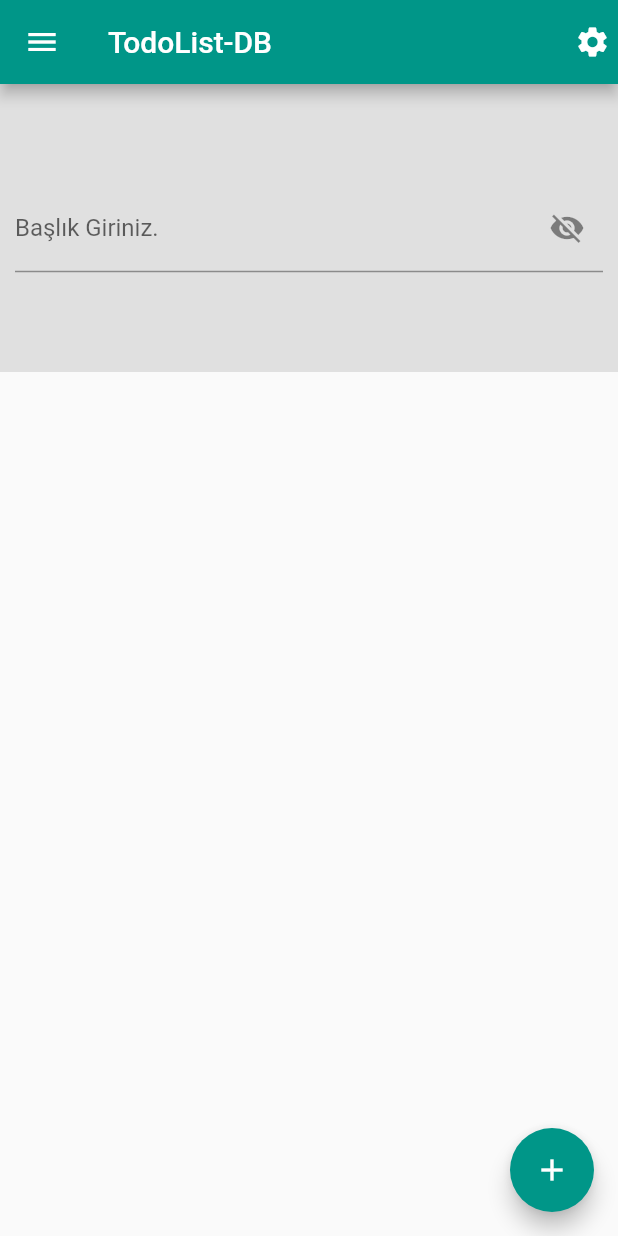
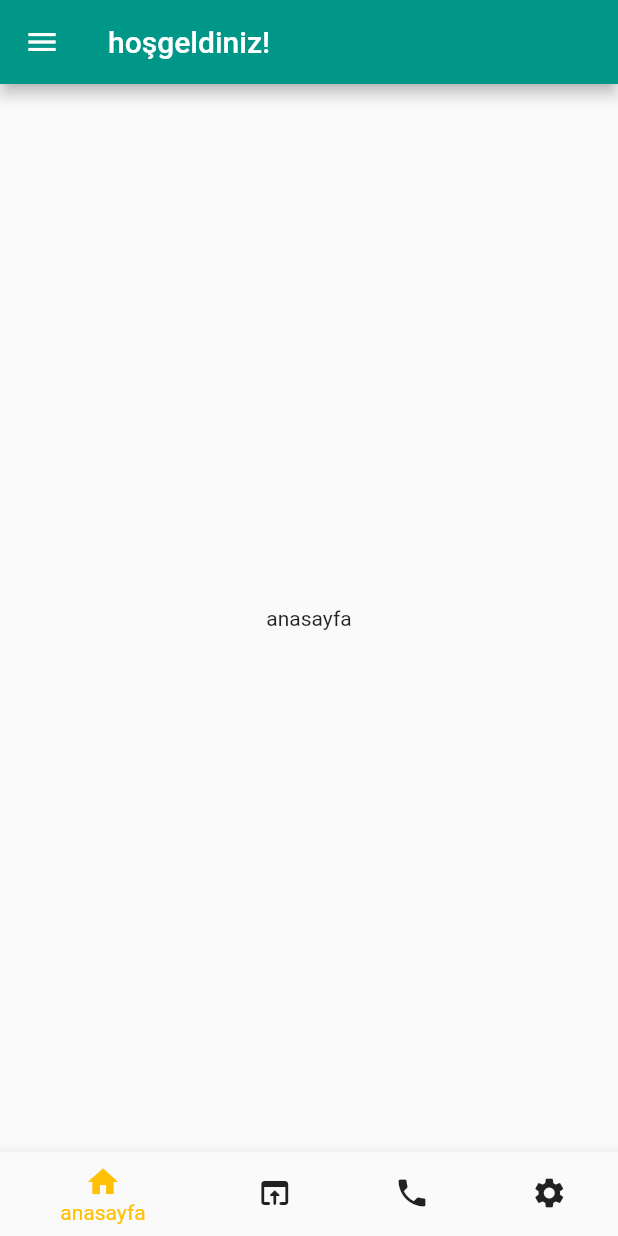
Before and after one commit to batin114/flutter, a Flutter app: the screen it shows after launch, on a phone screen of 412 x 824 dp. Run offline on Flutter 3.47's test engine with Material 2 defaults, Android fonts, the phone set to English and light mode, and no system bars; missing offline and left inert: mysql1.

Commit message:
home page

```diff
--- a/mydrawer/lib/main.dart
+++ b/mydrawer/lib/main.dart
@@ -11,6 +11,7 @@ import 'screens/sayisalLoto.dart';
 import 'screens/todolist_db.dart';
 import 'utils/drawer.dart';
 import 'screens/ortalamatik.dart';
+import 'screens/home.dart';
 
 void main() {
   runApp(const MyApp());
@@ -24,8 +25,9 @@ class MyApp extends StatelessWidget {
       debugShowCheckedModeBanner: false,
       title: 'TodoListMysql',
       theme: ThemeData(primarySwatch: Colors.teal),
+      initialRoute: "/",
       routes: {
-        "/": (context) => const TodoListMysql(),
+        "/": (context) => const HomePage(),
         "/todolistdb": (context) => const TodoListMysql(),
         "/ortalamatik": (context) => const Ortalamatik(),
         "/calc": (context) => const Calculator(),
@@ -34,6 +36,8 @@ class MyApp extends StatelessWidget {
         "/counterplus": (context) => const CounterPlus(),
         "/toplama": (context) => const Toplama(),
       },
+
+      // home: const TodoListMysql(),
     );
   }
 }
--- /dev/null
+++ b/mydrawer/lib/screens/home.dart
@@ -0,0 +1,62 @@
+import 'package:flutter/material.dart';
+import 'package:odev/utils/drawer.dart';
+
+class HomePage extends StatefulWidget {
+  const HomePage({super.key});
+
+  @override
+  State<HomePage> createState() => _HomePageState();
+}
+
+class _HomePageState extends State<HomePage> {
+  int selectedindex = 0;
+  List<Widget> menuitems = [
+    const Text('anasayfa'),
+    const Text('kurumsal'),
+    const Text('iletişim'),
+    const Text('ayarlar'),
+  ];
+
+  Widget build(BuildContext context) {
+    return Scaffold(
+      bottomNavigationBar: BottomNavigationBar(
+        items: <BottomNavigationBarItem>[
+          BottomNavigationBarItem(
+            icon: Icon(Icons.home,
+                color: selectedindex == 0 ? Colors.amber : Colors.black87),
+            label: 'anasayfa',
+          ),
+          BottomNavigationBarItem(
+            icon: Icon(Icons.open_in_browser_rounded,
+                color: selectedindex == 1 ? Colors.amber : Colors.black87),
+            label: 'kurumsal',
+          ),
+          BottomNavigationBarItem(
+            icon: Icon(Icons.phone,
+                color: selectedindex == 2 ? Colors.amber : Colors.black87),
+            label: 'iletişim',
+          ),
+          BottomNavigationBarItem(
+            icon: Icon(Icons.settings,
+                color: selectedindex == 3 ? Colors.amber : Colors.black87),
+            label: 'ayarlar',
+          )
+        ],
+        currentIndex: selectedindex,
+        selectedItemColor: Colors.amber,
+        onTap: (int index) {
+          setState(() {
+            selectedindex = index;
+          });
+        },
+      ),
+      drawer:const MyDrawer(),
+      appBar: AppBar(
+        title: const Text("hoşgeldiniz!"),
+      ),
+      body: Center(
+        child: menuitems[selectedindex],
+      ),
+    );
+  }
+}
```
Also changed, not shown: mydrawer/lib/screens/tododetail.dart (added, +23 -0 lines), mydrawer/lib/screens/todolist_db.dart (+74 -10 lines).
